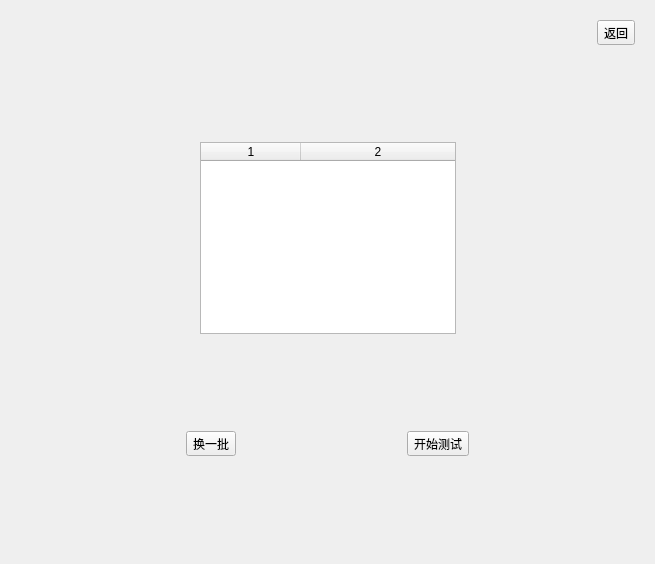
Above: WordLite/learnwidget.ui from Staaaaaaaaar/WordHub before the change. Below: the same form after it.
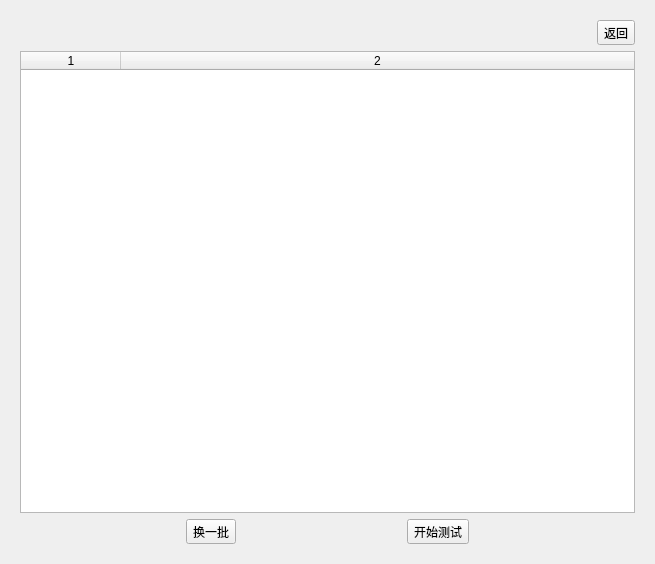
That is the form after the change. The open tabs and pages were chosen to show the change.

Commit message: 学习模块最终呈现

Patch:
```diff
--- a/WordLite/learnwidget.ui
+++ b/WordLite/learnwidget.ui
@@ -332,37 +332,8 @@
          </item>
         </layout>
        </item>
-       <item>
-        <spacer name="verticalSpacer_11">
-         <property name="orientation">
-          <enum>Qt::Orientation::Vertical</enum>
-         </property>
-         <property name="sizeHint" stdset="0">
-          <size>
-           <width>20</width>
-           <height>91</height>
-          </size>
-         </property>
-        </spacer>
-       </item>
        <item>
         <layout class="QHBoxLayout" name="horizontalLayout_16">
-         <item>
-          <spacer name="horizontalSpacer_30">
-           <property name="orientation">
-            <enum>Qt::Orientation::Horizontal</enum>
-           </property>
-           <property name="sizeType">
-            <enum>QSizePolicy::Policy::MinimumExpanding</enum>
-           </property>
-           <property name="sizeHint" stdset="0">
-            <size>
-             <width>40</width>
-             <height>20</height>
-            </size>
-           </property>
-          </spacer>
-         </item>
          <item>
           <widget class="QTableWidget" name="wordsListWidget">
            <property name="sizeAdjustPolicy">
@@ -402,37 +373,8 @@
            <column/>
           </widget>
          </item>
-         <item>
-          <spacer name="horizontalSpacer_31">
-           <property name="orientation">
-            <enum>Qt::Orientation::Horizontal</enum>
-           </property>
-           <property name="sizeType">
-            <enum>QSizePolicy::Policy::MinimumExpanding</enum>
-           </property>
-           <property name="sizeHint" stdset="0">
-            <size>
-             <width>40</width>
-             <height>20</height>
-            </size>
-           </property>
-          </spacer>
-         </item>
         </layout>
        </item>
-       <item>
-        <spacer name="verticalSpacer_12">
-         <property name="orientation">
-          <enum>Qt::Orientation::Vertical</enum>
-         </property>
-         <property name="sizeHint" stdset="0">
-          <size>
-           <width>20</width>
-           <height>91</height>
-          </size>
-         </property>
-        </spacer>
-       </item>
        <item>
         <layout class="QHBoxLayout" name="horizontalLayout_14">
          <item>
@@ -490,19 +432,6 @@
          </item>
         </layout>
        </item>
-       <item>
-        <spacer name="verticalSpacer_13">
-         <property name="orientation">
-          <enum>Qt::Orientation::Vertical</enum>
-         </property>
-         <property name="sizeHint" stdset="0">
-          <size>
-           <width>20</width>
-           <height>40</height>
-          </size>
-         </property>
-        </spacer>
-       </item>
       </layout>
      </widget>
      <widget class="QWidget" name="testWidget">
```
Left out of the diff: 63 changed lines with no effect on the pictures. The commit also changes 2 other files.
